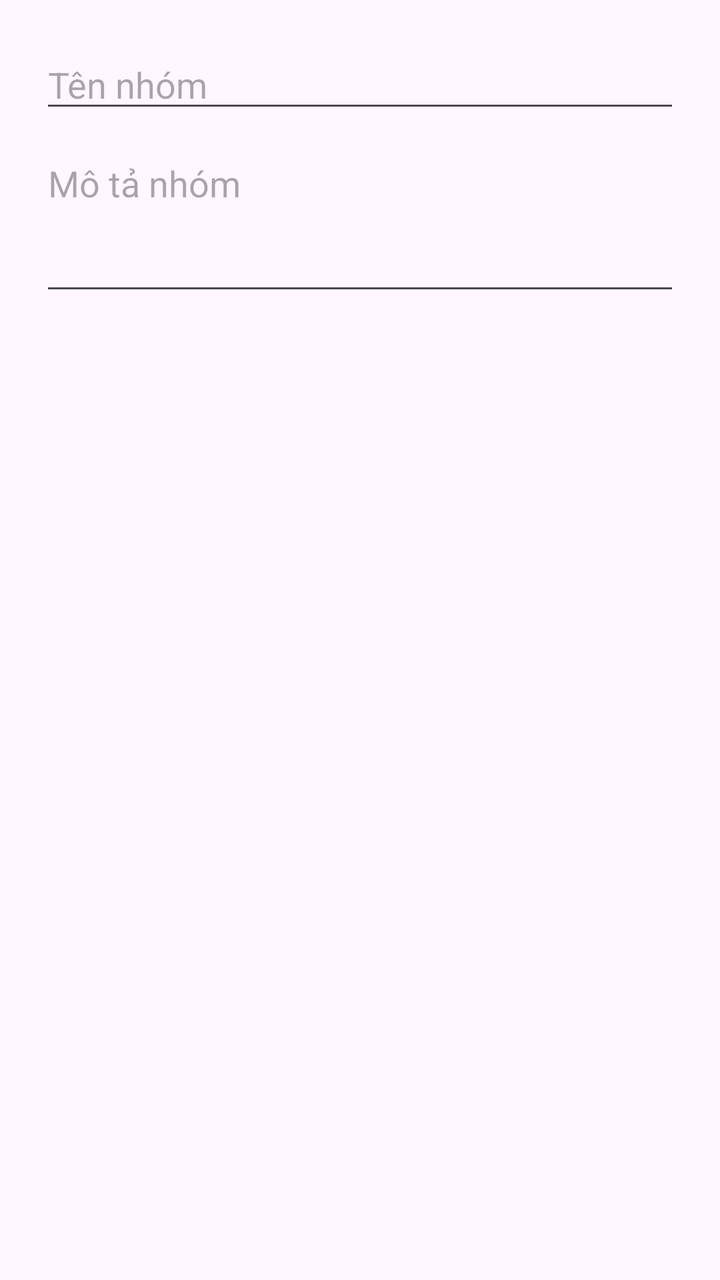
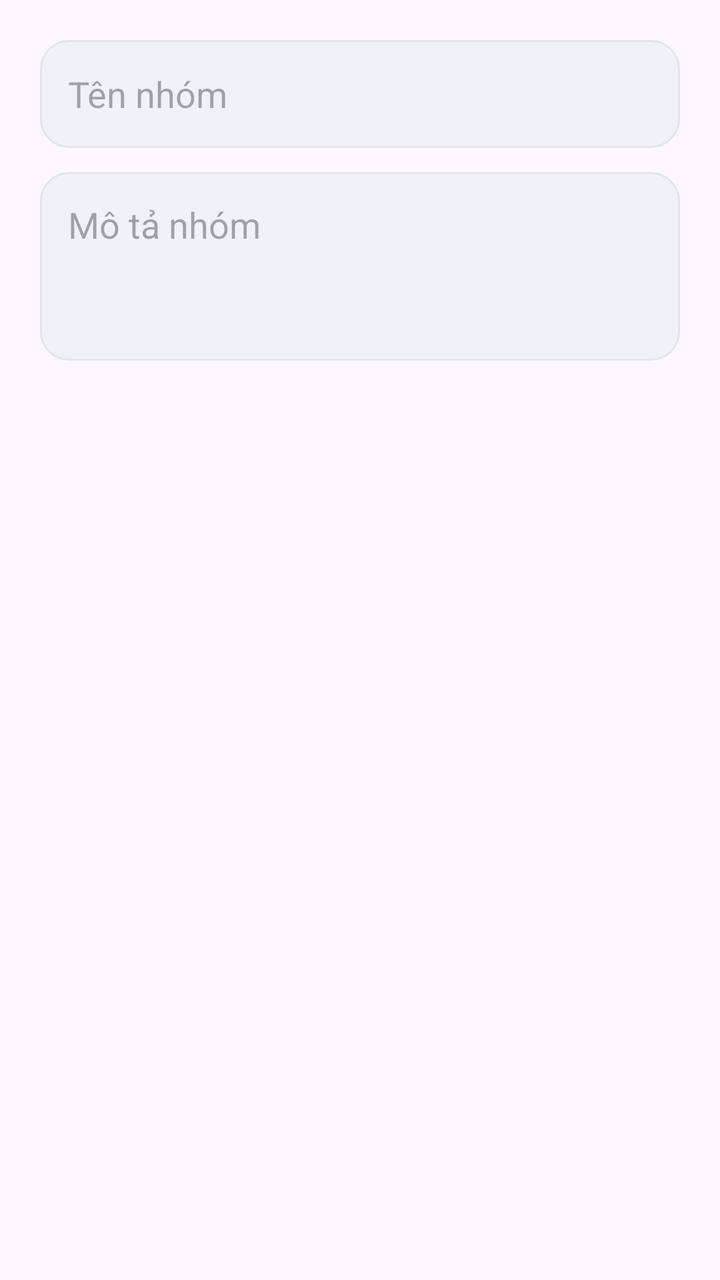

The first picture is an Android layout as it rendered before a commit; the second is the same layout after the commit. The layout source and the unified diff follow.
<!-- AndroidManifest.xml: application theme Theme.Taskmanager -->
<!-- res/layout/dialog_team_form.xml -->
<?xml version="1.0" encoding="utf-8"?>
<LinearLayout xmlns:android="http://schemas.android.com/apk/res/android"
    android:layout_width="match_parent"
    android:layout_height="wrap_content"
    android:orientation="vertical"
    android:padding="20dp">

    <EditText
        android:id="@+id/editTeamName"
        android:layout_width="match_parent"
        android:layout_height="wrap_content"
        android:hint="@string/team_name"
        android:importantForAutofill="no"
        android:inputType="textCapSentences"
        android:maxLength="100" />

    <EditText
        android:id="@+id/editTeamDescription"
        android:layout_width="match_parent"
        android:layout_height="wrap_content"
        android:layout_marginTop="8dp"
        android:gravity="top"
        android:hint="@string/team_description"
        android:importantForAutofill="no"
        android:inputType="textCapSentences|textMultiLine"
        android:maxLength="500"
        android:minLines="3" />
</LinearLayout>
<!-- resources referenced by this layout -->
<resources>
  <string name="team_description">Mô tả nhóm</string>
  <string name="team_name">Tên nhóm</string>
  <style name="Theme.Taskmanager" parent="Base.Theme.Taskmanager" />
  <style name="Base.Theme.Taskmanager" parent="Theme.Material3.DayNight.NoActionBar">
          
          
      </style>
</resources>

<!-- the commit's change to res/layout/dialog_team_form.xml (unified diff, before → after) -->
@@ -8,7 +8,8 @@
     <EditText
         android:id="@+id/editTeamName"
         android:layout_width="match_parent"
-        android:layout_height="wrap_content"
+        android:layout_height="54dp"
+        android:background="@drawable/bg_team_input"
         android:hint="@string/team_name"
         android:importantForAutofill="no"
         android:inputType="textCapSentences"
@@ -18,11 +19,13 @@
         android:id="@+id/editTeamDescription"
         android:layout_width="match_parent"
         android:layout_height="wrap_content"
-        android:layout_marginTop="8dp"
+        android:layout_marginTop="12dp"
+        android:background="@drawable/bg_team_input"
         android:gravity="top"
         android:hint="@string/team_description"
         android:importantForAutofill="no"
         android:inputType="textCapSentences|textMultiLine"
         android:maxLength="500"
-        android:minLines="3" />
+        android:minLines="3"
+        android:padding="14dp" />
 </LinearLayout>
<!-- resource entries referenced after the edit -->
@@ -1,8 +1,18 @@
 <!-- resources referenced by this layout -->
 <resources>
+  <!-- drawable bg_team_input (drawable) -->
+  <?xml version="1.0" encoding="utf-8"?>
+  <shape xmlns:android="http://schemas.android.com/apk/res/android" android:shape="rectangle">
+      <solid android:color="@color/team_surface_alt" />
+      <stroke android:width="1dp" android:color="@color/team_border" />
+      <corners android:radius="14dp" />
+      <padding android:left="14dp" android:top="10dp" android:right="14dp" android:bottom="10dp" />
+  </shape>
   <string name="team_description">Mô tả nhóm</string>
   <string name="team_name">Tên nhóm</string>
   <style name="Theme.Taskmanager" parent="Base.Theme.Taskmanager" />
+  <color name="team_surface_alt">#F0F2F8</color>
+  <color name="team_border">#E2E5EE</color>
   <style name="Base.Theme.Taskmanager" parent="Theme.Material3.DayNight.NoActionBar">
           
           
